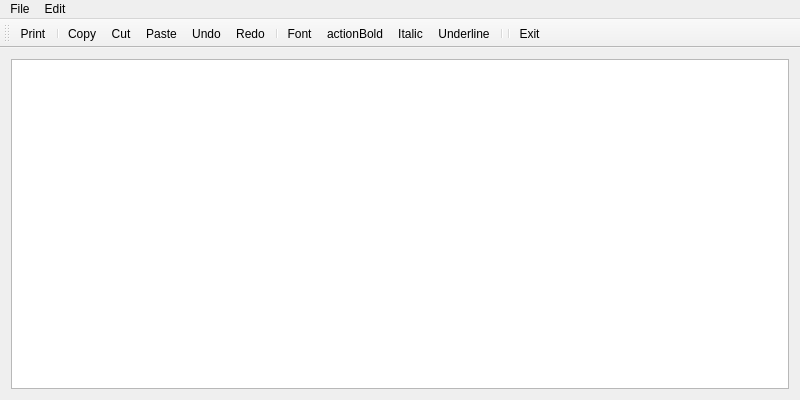
First picture: the form in Client/editor.ui, repository PolitoTeam/Scriba, before the edit.
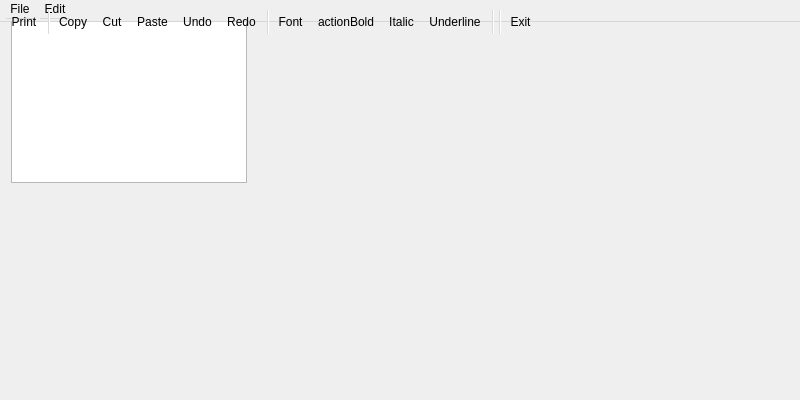
Second picture: the form after the edit. Icons and pictures are not drawn.

What changed in the file:
```diff
--- a/Client/editor.ui
+++ b/Client/editor.ui
@@ -1,7 +1,7 @@
 <?xml version="1.0" encoding="UTF-8"?>
 <ui version="4.0">
  <class>Editor</class>
- <widget class="QMainWindow" name="Editor">
+ <widget class="QWidget" name="Editor">
   <property name="geometry">
    <rect>
     <x>0</x>
@@ -14,6 +14,14 @@
    <string>Editor</string>
   </property>
   <widget class="QWidget" name="centralWidget">
+   <property name="geometry">
+    <rect>
+     <x>0</x>
+     <y>0</y>
+     <width>258</width>
+     <height>194</height>
+    </rect>
+   </property>
    <layout class="QVBoxLayout" name="verticalLayout">
     <item>
      <widget class="QTextEdit" name="textEdit"/>
@@ -53,12 +61,14 @@
    <addaction name="menuEdit"/>
   </widget>
   <widget class="QToolBar" name="mainToolBar">
-   <attribute name="toolBarArea">
-    <enum>TopToolBarArea</enum>
-   </attribute>
-   <attribute name="toolBarBreak">
-    <bool>false</bool>
-   </attribute>
+   <property name="geometry">
+    <rect>
+     <x>0</x>
+     <y>0</y>
+     <width>544</width>
+     <height>44</height>
+    </rect>
+   </property>
    <addaction name="actionPrint"/>
    <addaction name="separator"/>
    <addaction name="actionCopy"/>
```
